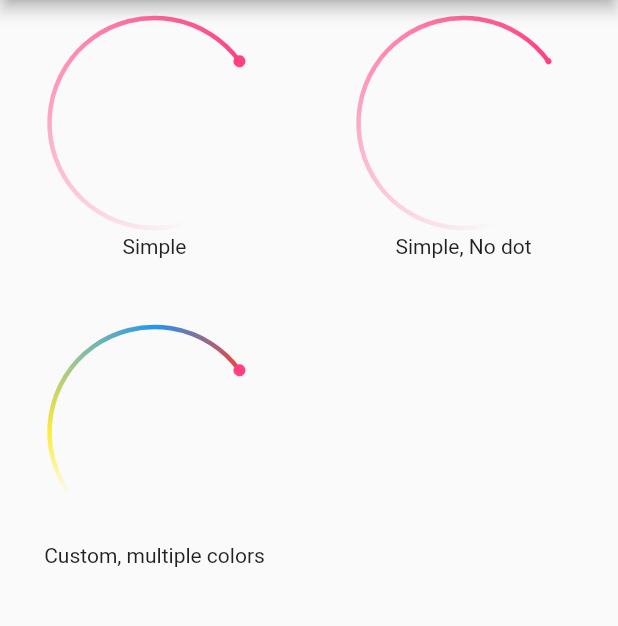
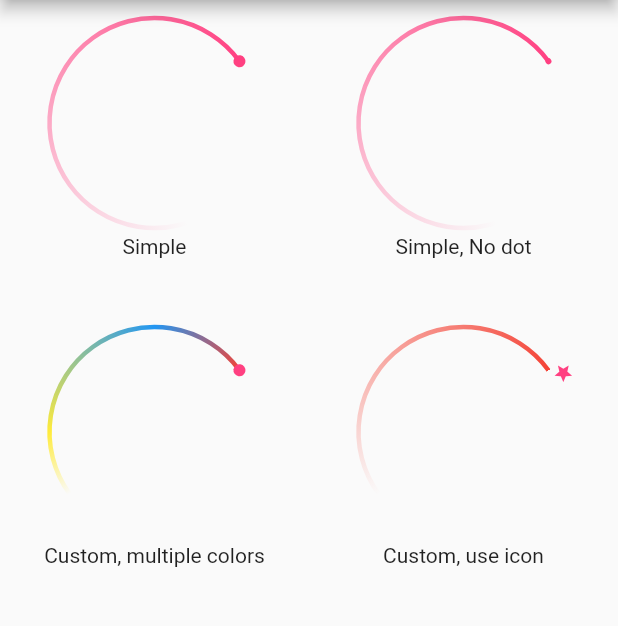
Before and after one commit to ry-itto/comet_indicator, a Flutter app: the screen it shows after launch, on a phone screen of 412 x 824 dp, the part 84-710 px from its top. Run offline on Flutter 3.47's test engine with Material 2 defaults, Android fonts, the phone set to English and light mode, and no system bars.

Commit message:
Add icon dot

```diff
--- a/example/lib/main.dart
+++ b/example/lib/main.dart
@@ -83,6 +83,22 @@ class _MyHomePageState extends State<MyHomePage> {
                 duration: const Duration(seconds: 2),
               ),
             ),
+            _TitledGridItem(
+              title: 'Custom, use icon',
+              child: CometIndicator.custom(
+                indicatorColors: [
+                  Colors.red,
+                  Colors.red.withOpacity(0),
+                ],
+                dotIcon: const Icon(Icons.star),
+                dotColor: Colors.pinkAccent,
+                radius: 70,
+                strokeWidth: 3,
+                indicatorRatio: 0.5,
+                dotRadius: 4,
+                duration: const Duration(seconds: 2),
+              ),
+            ),
           ],
         ),
       ),
--- a/lib/src/comet_indicator.dart
+++ b/lib/src/comet_indicator.dart
@@ -33,6 +33,7 @@ class CometIndicator extends StatefulWidget {
     this.duration = const Duration(seconds: 1),
     required this.indicatorColors,
     this.indicatorColorStops = const [0.0, 1.0],
+    this.dotIcon,
     required this.dotColor,
     required this.radius,
     this.strokeWidth = 1,
@@ -46,6 +47,7 @@ class CometIndicator extends StatefulWidget {
   final Duration duration;
   final List<Color> indicatorColors;
   final List<double> indicatorColorStops;
+  final Icon? dotIcon;
   final Color dotColor;
   final double radius;
   final double strokeWidth;
@@ -64,6 +66,7 @@ class CometIndicator extends StatefulWidget {
         duration: $duration,
         indicatorColors: $indicatorColors,
         indicatorColorStops: $indicatorColorStops,
+        dotIcon: $dotIcon,
         dotColor: $dotColor,
         radius: $radius,
         strokeWidth: $strokeWidth,
@@ -115,6 +118,7 @@ class _CometIndicatorState extends State<CometIndicator>
         painter: _CometIndicatorPainer(
           indicatorColors: widget.indicatorColors,
           indicatorColorStops: widget.indicatorColorStops,
+          dotIcon: widget.dotIcon,
           dotColor: widget.dotColor,
           radius: widget.radius,
           strokeWidth: widget.strokeWidth,
@@ -131,6 +135,7 @@ class _CometIndicatorPainer extends CustomPainter {
   const _CometIndicatorPainer({
     required this.indicatorColors,
     required this.indicatorColorStops,
+    required this.dotIcon,
     required this.dotColor,
     required this.radius,
     required this.strokeWidth,
@@ -141,6 +146,7 @@ class _CometIndicatorPainer extends CustomPainter {
 
   final List<Color> indicatorColors;
   final List<double> indicatorColorStops;
+  final Icon? dotIcon;
   final Color dotColor;
   final double radius;
   final double strokeWidth;
@@ -164,9 +170,28 @@ class _CometIndicatorPainer extends CustomPainter {
     strokePaint.strokeWidth = strokeWidth;
     canvas.drawCircle(center, radius, strokePaint);
 
-    final dotPaint = Paint();
-    dotPaint.color = dotColor;
-    canvas.drawCircle(Offset(radius * 2, radius), dotRadius, dotPaint);
+    final dotOffset = Offset(radius * 2, radius);
+    if (dotIcon?.icon != null) {
+      final textPainter = TextPainter(
+        text: TextSpan(
+          text: String.fromCharCode(dotIcon!.icon!.codePoint),
+          style: TextStyle(
+            color: dotColor,
+            fontSize: dotIcon!.size,
+            fontFamily: dotIcon!.icon!.fontFamily,
+            package: dotIcon!.icon!.fontPackage,
+          ),
+        ),
+        textDirection: $ui.TextDirection.ltr,
+        textAlign: TextAlign.center,
+      );
+      textPainter.layout(maxWidth: dotRadius);
+      textPainter.paint(canvas, dotOffset);
+    } else {
+      final dotPaint = Paint();
+      dotPaint.color = dotColor;
+      canvas.drawCircle(dotOffset, dotRadius, dotPaint);
+    }
   }
 
   @override
```
